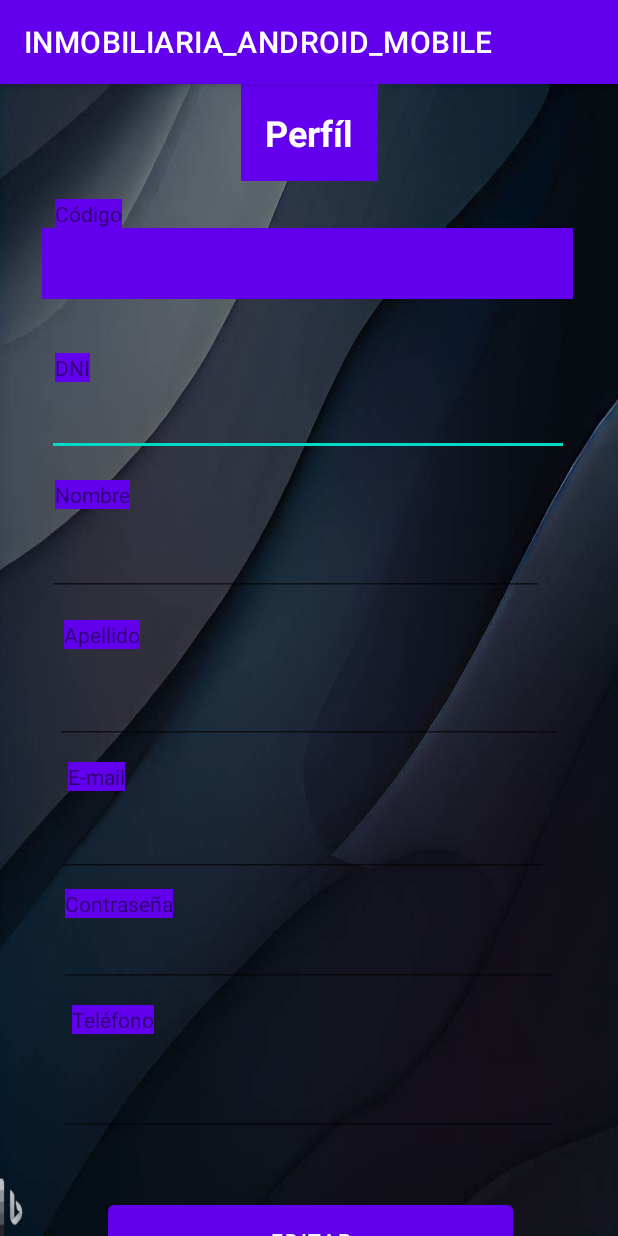
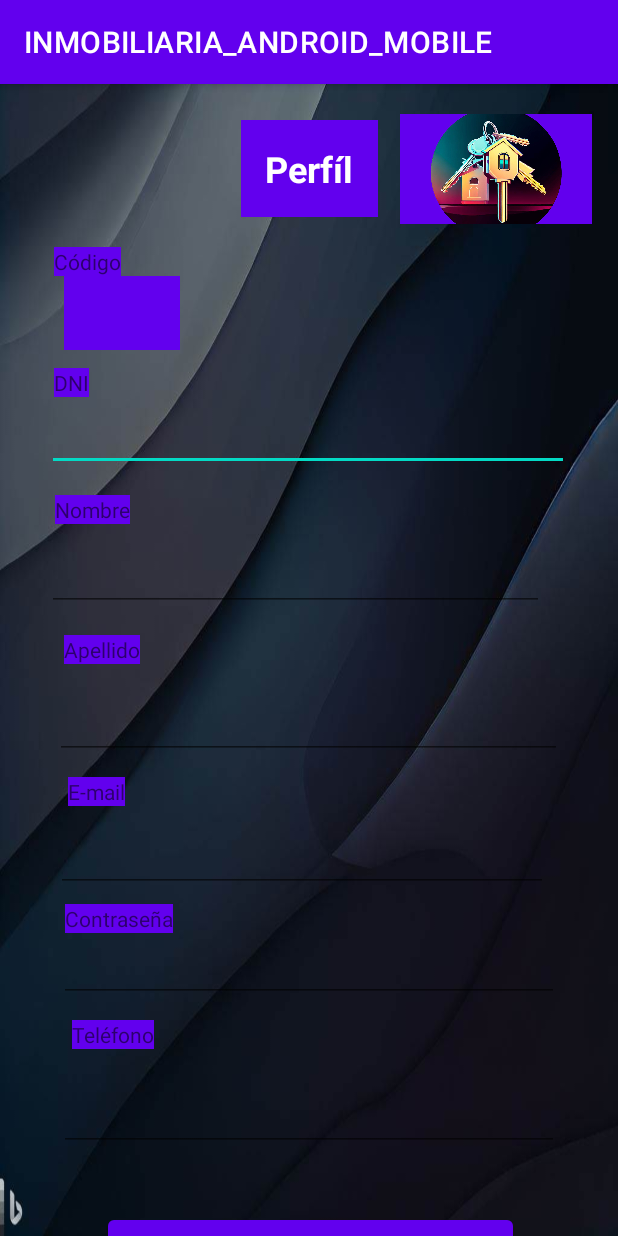
Before and after one commit to ValentinCasas/INMOBILIARIA_MOBILE_RETROFIT, an Android app: the fragment PerfilFragment shown on its own in the app's theme, on a phone screen of 412 x 824 dp. Run offline under Robolectric (Android 15) with nearby library versions, the phone set to English and light mode, and no system bars.

Commit message:
terminado todo

```diff
--- a/app/src/main/java/com/example/inmobiliaria_android_mobile/request/ApiClientRetrofit.java
+++ b/app/src/main/java/com/example/inmobiliaria_android_mobile/request/ApiClientRetrofit.java
@@ -12,6 +12,7 @@ import com.google.gson.GsonBuilder;
 import java.util.ArrayList;
 import java.util.List;
 
+import okhttp3.ResponseBody;
 import retrofit2.Call;
 import retrofit2.Retrofit;
 import retrofit2.converter.gson.GsonConverterFactory;
@@ -78,6 +79,10 @@ public class ApiClientRetrofit {
         @GET("Inmueble/pagos-contrato/{contratoId}")
         Call<ArrayList<Pago>> pagosPorContrato(@Header("Authorization") String token, @Path("contratoId") int contratoId);
 
+        //imagen del propietario
+        @GET("Propietario/imagen/{id}")
+        Call<ResponseBody> obtenerImagenPropietario(@Header("Authorization") String token, @Path("id") int id);
+
 
     }
 }
--- a/app/src/main/java/com/example/inmobiliaria_android_mobile/ui/contratos/PagosAdapter.java
+++ b/app/src/main/java/com/example/inmobiliaria_android_mobile/ui/contratos/PagosAdapter.java
@@ -50,7 +50,11 @@ public class PagosAdapter extends RecyclerView.Adapter<PagosAdapter.ViewHolder>
         holder.numPago.setText(String.valueOf(pagosAsociados.get(position).getNumDePago()));
         holder.codigoContrato.setText(String.valueOf(pagosAsociados.get(position).getContrato().getId()));
         holder.importe.setText(String.valueOf(pagosAsociados.get(position).getImporte()));
-        holder.fechaDePago.setText(pagosAsociados.get(position).getFechaDePago());
+
+        String fechaDePago = pagosAsociados.get(position).getFechaDePago();
+        String fechaDePagoFormateada = fechaDePago.substring(0, 10);
+        holder.fechaDePago.setText(fechaDePagoFormateada);
+
     }
 
     @Override
--- a/app/src/main/java/com/example/inmobiliaria_android_mobile/ui/inmuebles/InmueblesFragment.java
+++ b/app/src/main/java/com/example/inmobiliaria_android_mobile/ui/inmuebles/InmueblesFragment.java
@@ -38,8 +38,6 @@ public class InmueblesFragment extends Fragment {
         mv = new ViewModelProvider(this).get(InmueblesViewModel.class);
         View root = binding.getRoot();
 
-        mv.obtenerPropiedades();
-
         mv.getInmuebles().observe(getViewLifecycleOwner(), new Observer<ArrayList<Inmueble>>() {
             @Override
             public void onChanged(ArrayList<Inmueble> inmuebles) {
@@ -53,7 +51,7 @@ public class InmueblesFragment extends Fragment {
             }
         });
 
-
+        mv.obtenerPropiedades();
 
         return root;
     }
--- a/app/src/main/java/com/example/inmobiliaria_android_mobile/ui/inquilinos/DetalleInquilinoFragment.java
+++ b/app/src/main/java/com/example/inmobiliaria_android_mobile/ui/inquilinos/DetalleInquilinoFragment.java
@@ -41,9 +41,6 @@ public class DetalleInquilinoFragment extends Fragment {
         Bundle bundle = getArguments();
         inmueble = (Inmueble) bundle.getSerializable("inmueble");
 
-        mv.obtenerInquilino(inmueble);
-        mv.obtenerPropietarioGarante();
-
         mv.getInquilinoMutable().observe(getViewLifecycleOwner(), new Observer<Inquilino>() {
             @Override
             public void onChanged(Inquilino inquilino) {
@@ -65,6 +62,8 @@ public class DetalleInquilinoFragment extends Fragment {
             }
         });
 
+        mv.obtenerInquilino(inmueble);
+        mv.obtenerPropietarioGarante();
 
         return root;
     }
--- a/app/src/main/java/com/example/inmobiliaria_android_mobile/ui/inquilinos/InquilinosFragment.java
+++ b/app/src/main/java/com/example/inmobiliaria_android_mobile/ui/inquilinos/InquilinosFragment.java
@@ -39,9 +39,6 @@ public class InquilinosFragment extends Fragment {
         binding = FragmentInquilinosBinding.inflate(inflater, container, false);
         mv = new ViewModelProvider(this).get(InquilinosViewModel.class);
         View root = binding.getRoot();
-
-        mv.obtenerPropiedadesAlquiladas();
-
         mv.getInmueblesAlquilados().observe(getViewLifecycleOwner(), new Observer<ArrayList<Inmueble>>() {
             @Override
             public void onChanged(ArrayList<Inmueble> inmuebles) {
@@ -55,6 +52,8 @@ public class InquilinosFragment extends Fragment {
             }
         });
 
+        mv.obtenerPropiedadesAlquiladas();
+
 
         return root;
     }
--- a/app/src/main/java/com/example/inmobiliaria_android_mobile/ui/perfil/PerfilFragment.java
+++ b/app/src/main/java/com/example/inmobiliaria_android_mobile/ui/perfil/PerfilFragment.java
@@ -3,6 +3,7 @@ package com.example.inmobiliaria_android_mobile.ui.perfil;
 import androidx.lifecycle.Observer;
 import androidx.lifecycle.ViewModelProvider;
 
+import android.graphics.Bitmap;
 import android.os.Bundle;
 
 import androidx.annotation.NonNull;
@@ -42,6 +43,15 @@ public class PerfilFragment extends Fragment {
         mv = new ViewModelProvider(this).get(PerfilViewModel.class);
         mv.cargarPropietarioLogueado();
 
+        mv.getImagenMutable().observe(getViewLifecycleOwner(), new Observer<Bitmap>() {
+            @Override
+            public void onChanged(Bitmap imageBytes) {
+                if (imageBytes != null) {
+
+                    binding.ivAvatar.setImageBitmap(imageBytes);
+                }
+            }
+        });
         mv.getDataPropietarioMutable().observe(getViewLifecycleOwner(), new Observer<Propietario>() {
             @Override
             public void onChanged(Propietario propietario) {
--- a/app/src/main/res/layout/fragment_perfil.xml
+++ b/app/src/main/res/layout/fragment_perfil.xml
@@ -13,36 +13,51 @@
         android:id="@+id/textView3"
         android:layout_width="wrap_content"
         android:layout_height="wrap_content"
+        android:layout_marginTop="24dp"
+        android:padding="16dp"
+        android:text="Perfíl"
         android:textColor="@color/white"
         android:textSize="24sp"
         android:textStyle="bold"
-        android:text="Perfíl"
+        app:layout_constraintEnd_toEndOf="parent"
+        app:layout_constraintStart_toStartOf="parent"
+
         app:layout_constraintTop_toTopOf="parent"
-        app:layout_constraintStart_toStartOf="parent"
+        app:layout_constraintVertical_chainStyle="packed" />
+
+    <ImageView
+        android:id="@+id/ivAvatar"
+        android:layout_width="128dp"
+        android:layout_height="73dp"
+        android:layout_marginTop="20dp"
+        android:padding="16dp"
+        android:scaleType="centerCrop"
+        android:src="@drawable/img_login"
+        app:layout_constraintBottom_toTopOf="@+id/etMail"
         app:layout_constraintEnd_toEndOf="parent"
-        app:layout_constraintVertical_chainStyle="packed"
-
-        android:padding="16dp"/>
+        app:layout_constraintHorizontal_bias="0.466"
+        app:layout_constraintStart_toEndOf="@+id/textView3"
+        app:layout_constraintTop_toTopOf="parent" />
 
     <TextView
         android:id="@+id/textView4"
         android:layout_width="wrap_content"
         android:layout_height="wrap_content"
-        android:layout_marginTop="12dp"
+        android:layout_marginTop="20dp"
         android:text="Código"
         app:layout_constraintEnd_toEndOf="parent"
-        app:layout_constraintHorizontal_bias="0.1"
+        app:layout_constraintHorizontal_bias="0.098"
         app:layout_constraintStart_toStartOf="parent"
         app:layout_constraintTop_toBottomOf="@+id/textView3" />
 
     <TextView
         android:id="@+id/tvCodigo"
-        android:layout_width="354dp"
-        android:layout_height="47dp"
+        android:layout_width="77dp"
+        android:layout_height="49dp"
         android:layout_marginStart="16dp"
         android:ems="10"
         app:layout_constraintEnd_toEndOf="parent"
-        app:layout_constraintHorizontal_bias="0.292"
+        app:layout_constraintHorizontal_bias="0.084"
         app:layout_constraintStart_toStartOf="parent"
         app:layout_constraintTop_toBottomOf="@+id/textView4"
         app:layout_constraintWidth_default="spread" />
@@ -51,10 +66,10 @@
         android:id="@+id/textView5"
         android:layout_width="wrap_content"
         android:layout_height="wrap_content"
-        android:layout_marginTop="36dp"
+        android:layout_marginTop="12dp"
         android:text="DNI"
         app:layout_constraintEnd_toEndOf="parent"
-        app:layout_constraintHorizontal_bias="0.095"
+        app:layout_constraintHorizontal_bias="0.092"
         app:layout_constraintStart_toStartOf="parent"
         app:layout_constraintTop_toBottomOf="@+id/tvCodigo" />
 
--- a/app/src/main/res/layout/item_inmueble.xml
+++ b/app/src/main/res/layout/item_inmueble.xml
@@ -20,6 +20,7 @@
             android:layout_width="match_parent"
             android:layout_height="@dimen/card_image_height"
             android:scaleType="centerCrop"
+            android:src="@drawable/propiedad"
             />
 
         <TextView
--- a/app/src/main/res/layout/item_inmueble_alquilado.xml
+++ b/app/src/main/res/layout/item_inmueble_alquilado.xml
@@ -20,7 +20,7 @@
             android:layout_width="match_parent"
             android:layout_height="@dimen/card_image_height"
             android:scaleType="centerCrop"
-            android:src="@drawable/backgroundlogin" />
+            android:src="@drawable/propiedad" />
 
         <TextView
             android:id="@+id/tvDireccion"
```
Also changed, not shown: app/src/main/java/com/example/inmobiliaria_android_mobile/MenuActivity.java (+12 -0 lines), app/src/main/java/com/example/inmobiliaria_android_mobile/MenuActivityViewModel.java (+54 -0 lines), app/src/main/java/com/example/inmobiliaria_android_mobile/modelo/Inmueble.java (+11 -2 lines), app/src/main/java/com/example/inmobiliaria_android_mobile/modelo/Propietario.java (+11 -1 lines), app/src/main/java/com/example/inmobiliaria_android_mobile/ui/contratos/DetalleContratoFragment.java (+12 -5 lines), app/src/main/java/com/example/inmobiliaria_android_mobile/ui/perfil/PerfilViewModel.java (+51 -0 lines), app/src/main/res/drawable/propiedad.jpg (added).
